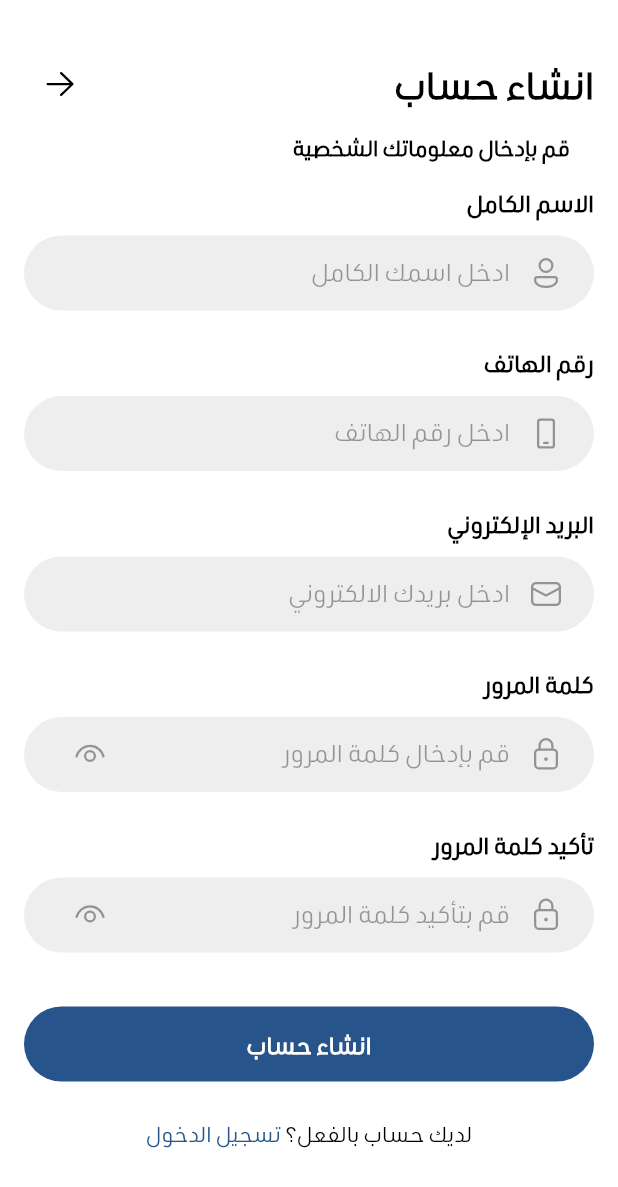
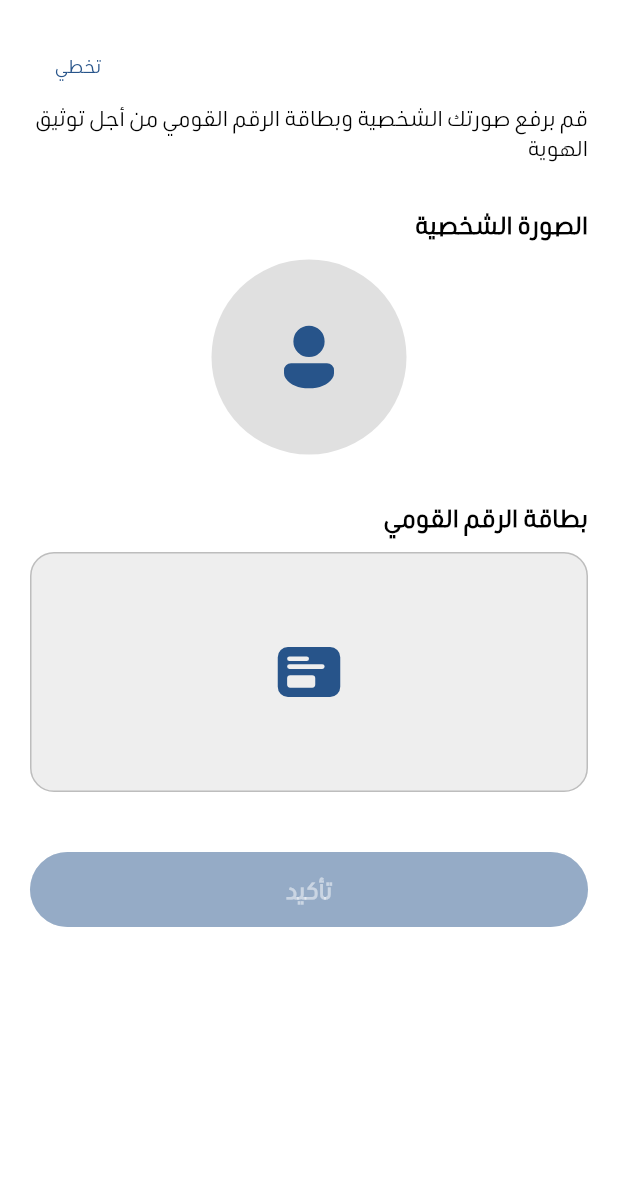
Before and after one commit to MaZzenGamal/mauritania_app, a Flutter app: the RegisterScreen screen opened directly, after a tap on "انشاء حساب", on a phone screen of 412 x 824 dp. Shown: the top 1187 px of the screen. Run offline on Flutter 3.47's test engine with Material 3 defaults, Android fonts, the phone set to English and light mode, and no system bars; our stand-ins replace fluentui_system_icons, flutter_bloc, image_picker, loading_indicator.

Commit message:
upload documents

```diff
--- /dev/null
+++ b/lib/Features/register/presentation/controller/documents_cubit/documents_state.dart
@@ -0,0 +1,30 @@
+part of 'documents_cubit.dart';
+
+@immutable
+sealed class DocumentsState {}
+
+final class DocumentsInitial extends DocumentsState {}
+
+final class ProfileLoadingState extends DocumentsState {}
+
+final class ProfileSuccessState extends DocumentsState {}
+
+final class ProfileErrorState extends DocumentsState {
+  final String error;
+
+  ProfileErrorState(this.error);
+}
+
+final class IdLoadingState extends DocumentsState {}
+
+final class IdSuccessState extends DocumentsState {}
+
+final class IdErrorState extends DocumentsState {
+  final String error;
+
+  IdErrorState(this.error);
+}
+
+final class ResetProfileState extends DocumentsState {}
+
+final class ResetIdState extends DocumentsState {}
--- a/lib/Features/register/presentation/views/register_screen.dart
+++ b/lib/Features/register/presentation/views/register_screen.dart
@@ -1,5 +1,5 @@
 import 'package:flutter/material.dart';
-import 'package:mauritania/Features/register/presentation/views/register_screen_body.dart';
+import 'package:mauritania/Features/register/presentation/views/widgets/register_screen_body.dart';
 
 class RegisterScreen extends StatelessWidget {
   const RegisterScreen({super.key});
--- /dev/null
+++ b/lib/Features/register/presentation/views/upload_documents_screen.dart
@@ -0,0 +1,18 @@
+import 'package:flutter/material.dart';
+import 'package:flutter_bloc/flutter_bloc.dart';
+import 'package:mauritania/Features/register/presentation/controller/documents_cubit/documents_cubit.dart';
+import 'package:mauritania/Features/register/presentation/views/widgets/upload_documents_screen_body.dart';
+
+class UploadDocumentsScreen extends StatelessWidget {
+  const UploadDocumentsScreen({super.key});
+
+  @override
+  Widget build(BuildContext context) {
+    return BlocProvider(
+      create: (context) => DocumentsCubit(),
+      child: Scaffold(
+        body: UploadDocumentsScreenBody(),
+      ),
+    );
+  }
+}
--- a/lib/Features/register/presentation/views/register_screen_body.dart
+++ b/lib/Features/register/presentation/views/widgets/register_screen_body.dart
@@ -1,10 +1,11 @@
 import 'package:fluentui_system_icons/fluentui_system_icons.dart';
 import 'package:flutter/material.dart';
+import 'package:mauritania/Features/register/presentation/views/upload_documents_screen.dart';
 
-import '../../../../core/constants/unified_button.dart';
-import '../../../../core/constants/unified_form_field.dart';
-import '../../../../core/theme/colors.dart';
-import '../../../../core/theme/styles.dart';
+import '../../../../../core/constants/unified_button.dart';
+import '../../../../../core/constants/unified_form_field.dart';
+import '../../../../../core/theme/colors.dart';
+import '../../../../../core/theme/styles.dart';
 
 class RegisterScreenBody extends StatelessWidget {
   const RegisterScreenBody({super.key});
@@ -79,7 +80,11 @@ class RegisterScreenBody extends StatelessWidget {
             const SizedBox(height: 36),
             UnifiedButton(
               onPressed: () {
-
+                Navigator.push(context,
+                  MaterialPageRoute(
+                    builder: (context) => const UploadDocumentsScreen(),
+                  ),
+                );
               },
               title: 'انشاء حساب',
               isFullWidth: true,
--- /dev/null
+++ b/lib/Features/register/presentation/views/widgets/upload_documents_screen_body.dart
@@ -0,0 +1,177 @@
+import 'package:fluentui_system_icons/fluentui_system_icons.dart';
+import 'package:flutter/material.dart';
+import 'package:flutter_bloc/flutter_bloc.dart';
+import 'package:mauritania/Features/botNavBar/presentation/views/botNavBar_screen.dart';
+import 'package:mauritania/core/constants/unified_button.dart';
+import 'package:mauritania/core/theme/colors.dart';
+import '../../../../../core/theme/styles.dart';
+import '../../controller/documents_cubit/documents_cubit.dart';
+
+class UploadDocumentsScreenBody extends StatelessWidget {
+  const UploadDocumentsScreenBody({super.key});
+
+  @override
+  Widget build(BuildContext context) {
+    final cubit = context.read<DocumentsCubit>();
+    return SafeArea(
+      child: Padding(
+        padding: const EdgeInsets.all(20),
+        child: SingleChildScrollView(
+          child: Column(
+            crossAxisAlignment: CrossAxisAlignment.start,
+            children: [
+              Row(
+                mainAxisAlignment: MainAxisAlignment.end,
+                children: [
+                  TextButton(
+                    onPressed: () {
+                      Navigator.push(
+                        context,
+                        MaterialPageRoute(
+                          builder: (context) => const BotNavBarScreen(),
+                        ),
+                      );
+                    },
+                    style: TextButton.styleFrom(
+                      foregroundColor: ColorsManager.primary, // Text color
+                    ),
+                    child: Text('تخطي', style: TextStyles.regular_12),
+                  ),
+                ],
+              ),
+              Text(
+                'قم برفع صورتك الشخصية وبطاقة الرقم القومي من أجل توثيق الهوية',
+                style: TextStyles.regular_14,
+              ),
+              const SizedBox(height: 30),
+              buildProfilePicker(context),
+              const SizedBox(height: 30),
+              buildNationalIdPicker(context),
+              const SizedBox(height: 40),
+              BlocBuilder<DocumentsCubit, DocumentsState>(
+                builder: (context, state) {
+                  return UnifiedButton(
+                    onPressed: () {
+                      if (cubit.isBothSelected) {
+                        Navigator.push(
+                          context,
+                          MaterialPageRoute(
+                            builder: (context) => const BotNavBarScreen(),
+                          ),
+                        );
+                      } else {
+                        ScaffoldMessenger.of(context).showSnackBar(
+                          SnackBar(content: Text('من فضلك اختر الصورتين')),
+                        );
+                      }
+                    },
+                    title: 'تأكيد',
+                    color: ColorsManager.primary,
+                    disabled: !cubit.isBothSelected,
+                  );
+                },
+              ),
+            ],
+          ),
+        ),
+      ),
+    );
+  }
+
+  Widget buildProfilePicker(BuildContext context) {
+    return BlocBuilder<DocumentsCubit, DocumentsState>(
+      builder: (context, state) {
+        final profileImage = context.read<DocumentsCubit>().profileImage;
+        return Column(
+          crossAxisAlignment: CrossAxisAlignment.start,
+          children: [
+            Text('الصورة الشخصية',
+                style: TextStyle(fontWeight: FontWeight.bold, fontSize: 16)),
+            const SizedBox(height: 12),
+            Center(
+              child: GestureDetector(
+                onTap: () => context.read<DocumentsCubit>().pickImage(true),
+                child: Container(
+                  width: 130,
+                  height: 130,
+                  decoration: BoxDecoration(
+                    shape: BoxShape.circle,
+                    color: Colors.grey[300],
+                    image: profileImage != null
+                        ? DecorationImage(
+                            image: FileImage(profileImage),
+                            fit: BoxFit.cover,
+                          )
+                        : null,
+                  ),
+                  child: profileImage == null
+                      ? Icon(FluentIcons.person_24_filled,
+                          size: 50, color: ColorsManager.primary)
+                      : null,
+                ),
+              ),
+            ),
+            if (profileImage != null) // Show reset button if image exists
+              IconButton(
+                icon: Icon(FluentIcons.delete_24_regular, color: Colors.red),
+                onPressed: () {
+                  context
+                      .read<DocumentsCubit>()
+                      .resetProfile(); // Reset both images
+                },
+              ),
+          ],
+        );
+      },
+    );
+  }
+
+  Widget buildNationalIdPicker(BuildContext context) {
+    return BlocBuilder<DocumentsCubit, DocumentsState>(
+      builder: (context, state) {
+        final nationalIdImage = context.read<DocumentsCubit>().nationalIdImage;
+        return Column(
+          crossAxisAlignment: CrossAxisAlignment.start,
+          children: [
+            Text('بطاقة الرقم القومي',
+                style: TextStyle(fontWeight: FontWeight.bold, fontSize: 16)),
+            const SizedBox(height: 12),
+            GestureDetector(
+              onTap: () => context.read<DocumentsCubit>().pickImage(false),
+              child: Container(
+                  height: 160,
+                  width: double.infinity,
+                  padding: EdgeInsets.all(4),
+                  decoration: BoxDecoration(
+                    color: Colors.grey[200],
+                    borderRadius: BorderRadius.circular(16),
+                    border: Border.all(color: Colors.grey.shade400),
+                  ),
+                  child: nationalIdImage == null
+                      ? Center(
+                          child: Icon(FluentIcons.card_ui_24_filled,
+                              size: 50, color: ColorsManager.primary))
+                      : ClipRRect(
+                          borderRadius: BorderRadius.circular(12),
+                          // Set the border radius here
+                          child: Image.file(
+                            nationalIdImage,
+                            fit: BoxFit.cover,
+                          ),
+                        )),
+            ),
+            if (nationalIdImage != null) // Show reset button if image exists
+              IconButton(
+                icon: Icon(FluentIcons.delete_24_regular, color: Colors.red),
+                onPressed: () {
+                  context
+                      .read<DocumentsCubit>()
+                      .resetNationalId(); // Reset both images
+                },
+              ),
+          ],
+        );
+      },
+    );
+  }
+}
--- a/lib/core/constants/unified_button.dart
+++ b/lib/core/constants/unified_button.dart
@@ -18,7 +18,7 @@ class UnifiedButton extends StatelessWidget {
     this.disabled = false,
     this.isRounded = false,
     this.isOutlined = false,
-    this.radius,
+    this.radius = 50, // Ensure radius is always 50
     this.height,
     this.elevation = 0,
     this.textStyle,
@@ -36,7 +36,7 @@ class UnifiedButton extends StatelessWidget {
   final bool disabled;
   final bool isRounded;
   final bool isOutlined;
-  final double? radius;
+  final double radius;
   final double? elevation;
   final TextStyle? textStyle;
 
@@ -48,28 +48,14 @@ class UnifiedButton extends StatelessWidget {
       decoration: isOutlined
           ? null
           : BoxDecoration(
-              gradient: color != null
-                  ? null
-                  : LinearGradient(
-                      colors: disabled || loading
-                          ? [
-                              ColorsManager.surface.withOpacity(0.5),
-                              ColorsManager.primary.withOpacity(0.5)
-                            ]
-                          : [ColorsManager.primary, ColorsManager.surface],
-                      begin: AlignmentDirectional.topEnd,
-                      end: AlignmentDirectional.bottomStart,
-                    ),
-              borderRadius: BorderRadius.circular(radius ?? 50),
-              color: color,
+        borderRadius: BorderRadius.circular(radius), // Always keep radius 50
+        color: _getButtonColor(),
       ),
       child: _parentWidget(
         !loading
             ? Text(
           title,
-                style: textStyle ??
-                    TextStyles.bold_15
-                        .copyWith(color: textColor ?? (Colors.white)),
+          style: textStyle ?? TextStyles.bold_15.copyWith(color: _getTextColor()),
           textAlign: TextAlign.center,
         )
             : LoadingIndicator(
@@ -82,25 +68,40 @@ class UnifiedButton extends StatelessWidget {
     );
   }
 
+  Color _getTextColor() {
+    if (disabled || loading) {
+      return ColorsManager.surface.withOpacity(0.5); // Dimmed text color for disabled/loading
+    }
+    return textColor ?? Colors.white;
+  }
+
   ButtonStyle? get buttonStyle {
     if (isOutlined) {
       return OutlinedButton.styleFrom(
         elevation: elevation,
         side: BorderSide(color: borderColor ?? Colors.grey),
         shape: RoundedRectangleBorder(
-            borderRadius:
-                BorderRadius.circular(isRounded ? 1000 : radius ?? 10)),
-        disabledBackgroundColor: Colors.black45,
+          borderRadius: BorderRadius.circular(radius), // Always keep radius 50
+        ),
+        disabledBackgroundColor: ColorsManager.surface.withOpacity(0.3), // Custom disabled color
       );
     }
     return ElevatedButton.styleFrom(
       elevation: elevation,
-      backgroundColor: Colors.transparent,
+      backgroundColor: _getButtonColor(),
       foregroundColor: borderColor,
       shape: RoundedRectangleBorder(
-          borderRadius: BorderRadius.circular(isRounded ? 1000 : radius ?? 10)),
-      disabledBackgroundColor: Colors.transparent,
+        borderRadius: BorderRadius.circular(radius), // Always keep radius 50
+      ),
+      disabledBackgroundColor: ColorsManager.surface.withOpacity(0.3), // Custom disabled color
     );
+  }
+
+  Color _getButtonColor() {
+    if (disabled || loading) {
+      return ColorsManager.primary.withOpacity(0.7); // Custom disabled color with reduced opacity
+    }
+    return color ?? ColorsManager.primary;
   }
 
   Widget _parentWidget(Widget child, ButtonStyle? style) {
@@ -108,11 +109,13 @@ class UnifiedButton extends StatelessWidget {
       return OutlinedButton(
         onPressed: disabled || loading ? null : onPressed,
         style: style,
-          child: child);
+        child: child,
+      );
     }
     return ElevatedButton(
       onPressed: disabled || loading ? null : onPressed,
       style: style,
-        child: child);
+      child: child,
+    );
   }
 }
--- a/lib/main.dart
+++ b/lib/main.dart
@@ -3,7 +3,10 @@ import 'package:flutter_localizations/flutter_localizations.dart';
 import 'package:mauritania/Features/botNavBar/presentation/views/botNavBar_screen.dart';
 import 'package:mauritania/Features/login/presentation/views/login_screen.dart';
 import 'package:mauritania/Features/register/presentation/views/register_screen.dart';
+import 'package:mauritania/Features/register/presentation/views/widgets/upload_documents_screen_body.dart';
+import 'package:mauritania/Features/splash/presentation/views/splash_screen.dart';
 
+import 'Features/register/presentation/views/upload_documents_screen.dart';
 import 'core/theme/theme.dart';
 import 'generated/l10n.dart';
 
@@ -27,7 +30,7 @@ class MyApp extends StatelessWidget {
         locale: const Locale('ar'),
       debugShowCheckedModeBanner: false,
       theme:  AppTheme.theme,
-      home: BotNavBarScreen()
+      home: UploadDocumentsScreen()
     );
   }
 }
--- a/pubspec.yaml
+++ b/pubspec.yaml
@@ -41,6 +41,7 @@ dependencies:
   loading_indicator: ^3.1.1
   intl: ^0.19.0
   fluentui_system_icons: ^1.1.273
+  image_picker: ^1.1.2
 
 dev_dependencies:
   flutter_test:
```
Also changed, not shown: lib/Features/login/presentation/views/widgets/phone_login.dart (+10 -9 lines), lib/Features/register/presentation/controller/documents_cubit/documents_cubit.dart (added, +49 -0 lines), pubspec.lock, 6 other files. Lines whose indentation alone changed are shown as unchanged.
